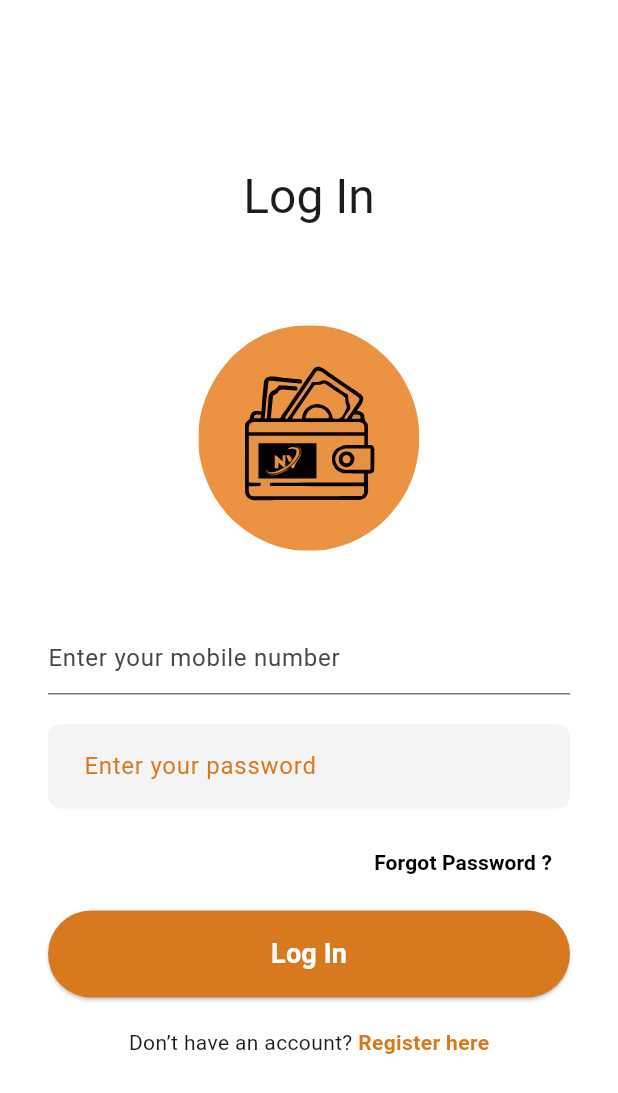
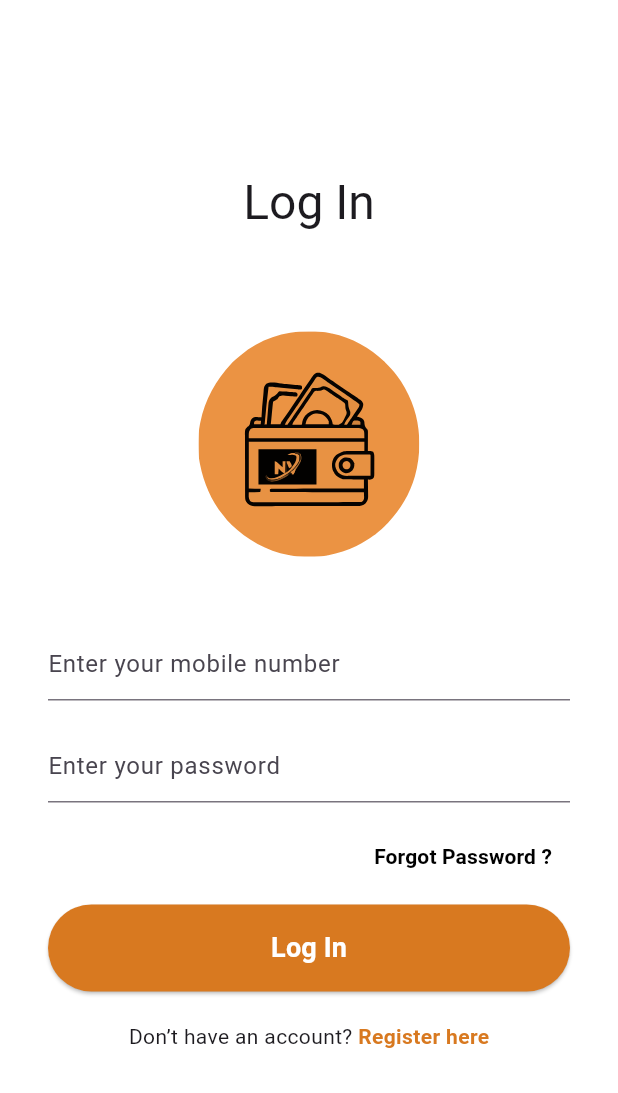
Before and after one commit to ritikastha8/Digitall_wallett, a Flutter app: the LoginScreen screen opened directly, on a phone screen of 412 x 824 dp. Shown: the top 1093 px of the screen. Run offline on Flutter 3.47's test engine with Material 3 defaults, Android fonts, the phone set to English and light mode, and no system bars; our stand-ins replace flutter_svg.

Commit message:
Applied theme and font to login password textfield

```diff
--- a/lib/screens/login_screen.dart
+++ b/lib/screens/login_screen.dart
@@ -135,21 +135,21 @@ class _LoginScreenState extends State<LoginScreen> {
                         controller: _passwordController,
                         obscureText: true,
                         decoration: InputDecoration(
-                          filled: true,
-                          fillColor: const Color(0xFFF4F4F4),
+                          // filled: true,
+                          // fillColor: const Color(0xFFF4F4F4),
                           hintText: 'Enter your password',
-                          hintStyle: const TextStyle(
-                            color: orange,
-                            fontSize: 16,
-                          ),
-                          contentPadding: const EdgeInsets.symmetric(
-                            horizontal: 20,
-                            vertical: 16,
-                          ),
-                          border: OutlineInputBorder(
-                            borderRadius: BorderRadius.circular(8),
-                            borderSide: BorderSide.none,
-                          ),
+                          // hintStyle: const TextStyle(
+                          //   color: orange,
+                          //   fontSize: 16,
+                          // ),
+                          // contentPadding: const EdgeInsets.symmetric(
+                          //   horizontal: 20,
+                          //   vertical: 16,
+                          // ),
+                          // border: OutlineInputBorder(
+                          //   borderRadius: BorderRadius.circular(8),
+                          //   borderSide: BorderSide.none,
+                          // ),
                         ),
                         validator: (value) {
                           if (value == null || value.isEmpty) {
```
